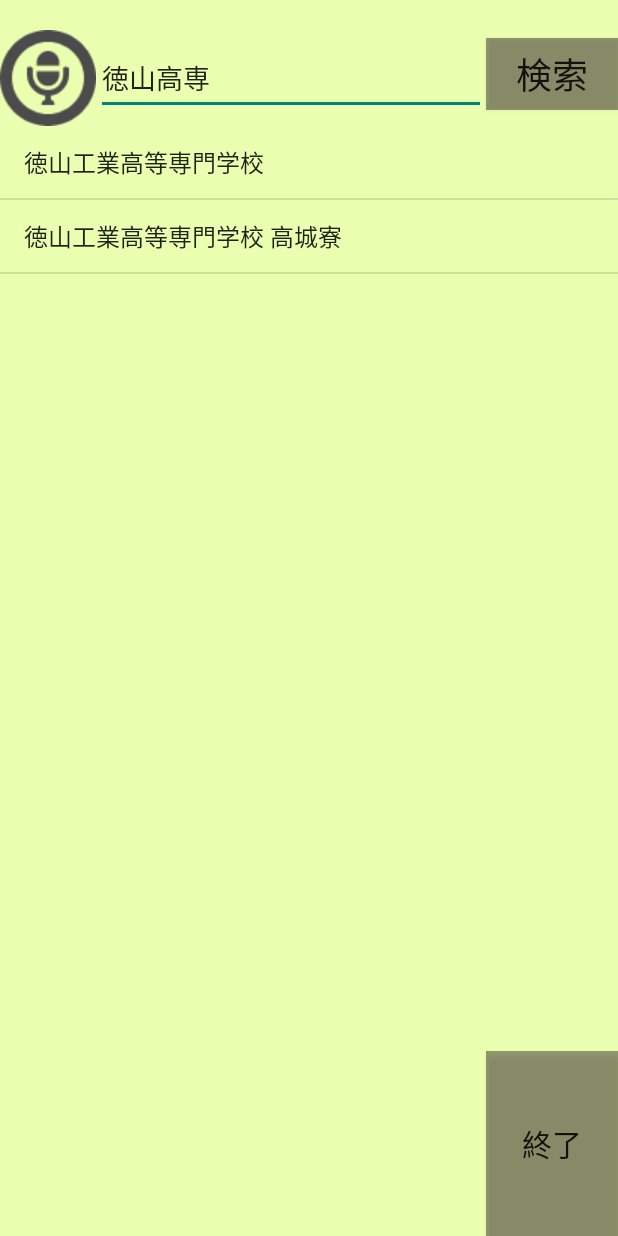
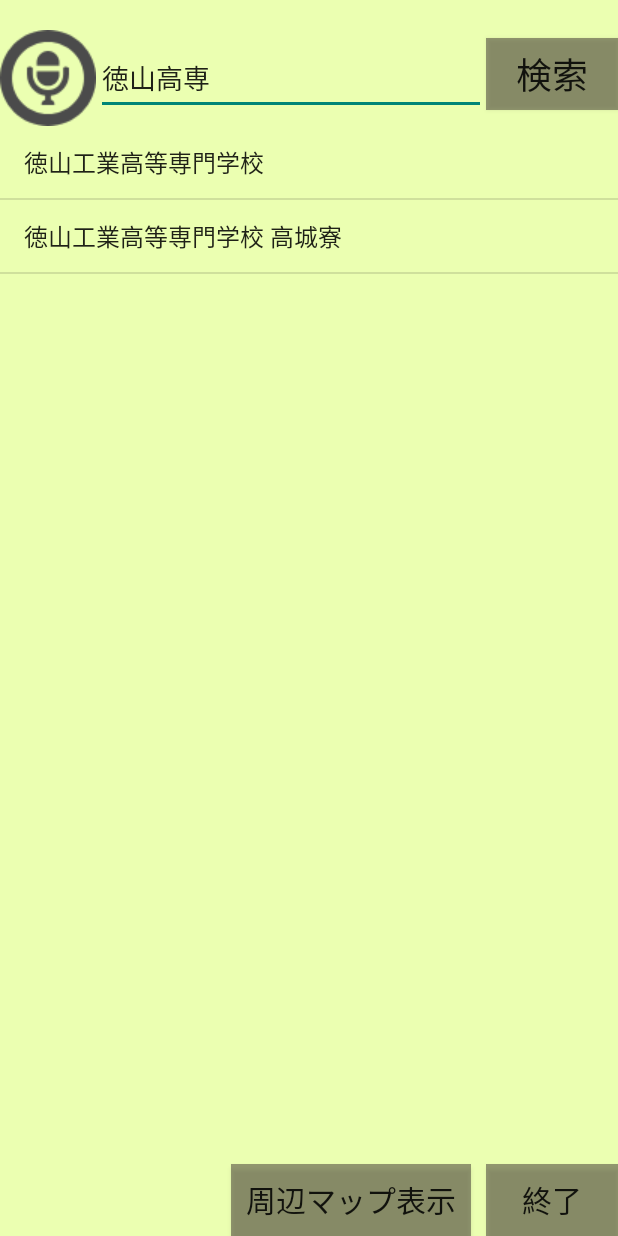
Before and after one commit to Takajo-Soft33/scoscope_android, an Android app: the DirectionGuide screen opened directly, with no data from a screen before it, on a phone screen of 412 x 824 dp. Run offline under Robolectric (Android 15) with nearby library versions, the phone set to English and light mode, and no system bars.

Commit message:
周辺マップ表示ボタンの追加

```diff
--- a/app/src/main/res/layout/direction_guide.xml
+++ b/app/src/main/res/layout/direction_guide.xml
@@ -57,18 +57,37 @@
                 android:id="@+id/searchList"
                 android:layout_width="match_parent"
                 android:layout_height="0dp"
-                android:layout_weight="5"></ListView>
+                android:layout_weight="5">
 
 
-            <Button
-                android:id="@+id/button"
-                android:layout_width="wrap_content"
+            </ListView>
+
+            <LinearLayout
+                android:layout_width="match_parent"
                 android:layout_height="0dp"
-                android:layout_gravity="right"
                 android:layout_weight="1"
-                android:background="@color/themeColor50"
-                android:textSize="20dp"
-                android:text="終了" />
+                android:gravity="bottom|right"
+                android:orientation="horizontal">
+
+                <Button
+                    android:id="@+id/button5"
+                    android:layout_width="wrap_content"
+                    android:layout_height="wrap_content"
+                    android:layout_marginRight="10dp"
+                    android:background="@color/themeColor50"
+                    android:paddingLeft="10dp"
+                    android:paddingRight="10dp"
+                    android:text="周辺マップ表示"
+                    android:textSize="20dp" />
+
+                <Button
+                    android:id="@+id/button"
+                    android:layout_width="wrap_content"
+                    android:layout_height="wrap_content"
+                    android:background="@color/themeColor50"
+                    android:text="終了"
+                    android:textSize="20dp" />
+            </LinearLayout>
         </LinearLayout>
 
     </LinearLayout>
```
Also changed, not shown: app/src/main/res/layout/view_on_facility.xml (+25 -6 lines).
